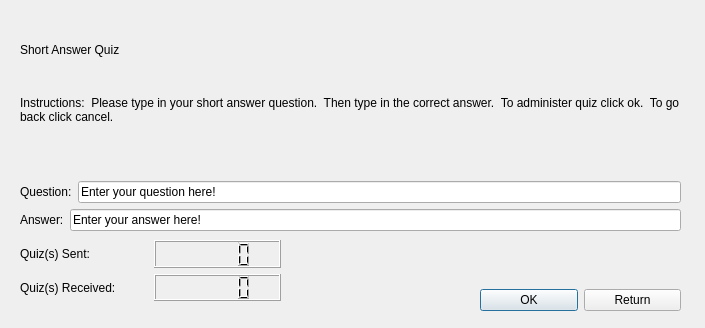
This is serverPresent/shortanswerquiz.ui in ccox04/CS3714_Spring17 as Qt 5 draws it before an edit. The edited form follows.
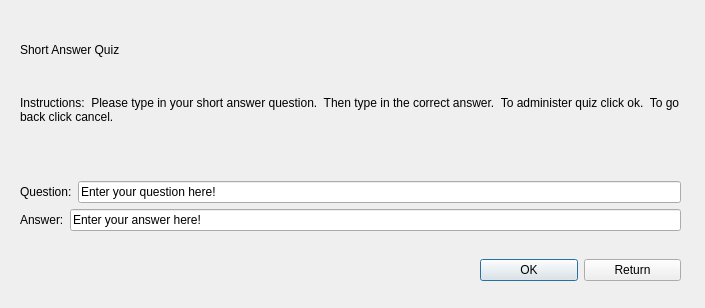
This is the edited form.

Patch:
```diff
--- a/serverPresent/shortanswerquiz.ui
+++ b/serverPresent/shortanswerquiz.ui
@@ -7,7 +7,7 @@
     <x>0</x>
     <y>0</y>
     <width>705</width>
-    <height>328</height>
+    <height>308</height>
    </rect>
   </property>
   <property name="windowTitle">
@@ -89,7 +89,7 @@
    <property name="geometry">
     <rect>
      <x>480</x>
-     <y>280</y>
+     <y>250</y>
      <width>201</width>
      <height>41</height>
     </rect>
@@ -111,46 +111,6 @@
     </item>
    </layout>
   </widget>
-  <widget class="QWidget" name="layoutWidget_2">
-   <property name="geometry">
-    <rect>
-     <x>20</x>
-     <y>240</y>
-     <width>261</width>
-     <height>61</height>
-    </rect>
-   </property>
-   <layout class="QVBoxLayout" name="verticalLayout_5">
-    <item>
-     <layout class="QHBoxLayout" name="horizontalLayout_9">
-      <item>
-       <widget class="QLabel" name="quizSentLabel">
-        <property name="text">
-         <string>Quiz(s) Sent:</string>
-        </property>
-       </widget>
-      </item>
-      <item>
-       <widget class="QLCDNumber" name="quizSentLcdNumber"/>
-      </item>
-     </layout>
-    </item>
-    <item>
-     <layout class="QHBoxLayout" name="horizontalLayout_8">
-      <item>
-       <widget class="QLabel" name="quizReceivedLabel">
-        <property name="text">
-         <string>Quiz(s) Received:</string>
-        </property>
-       </widget>
-      </item>
-      <item>
-       <widget class="QLCDNumber" name="quizReceivedLcdNumber"/>
-      </item>
-     </layout>
-    </item>
-   </layout>
-  </widget>
  </widget>
  <resources/>
  <connections>
```
